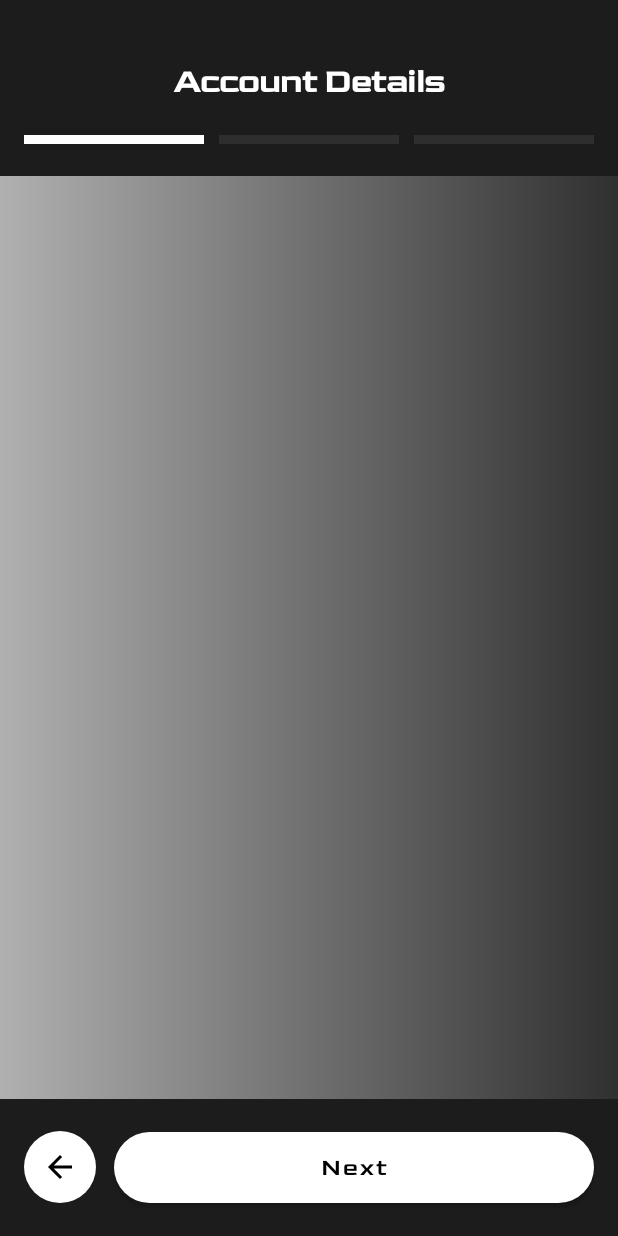
After one commit to Josecp03/Vetra-FitnessApp-TFG, an Android app: the UserSetUpActivity screen opened directly, with no data from a screen before it, on a phone screen of 412 x 824 dp. The commit adds this screen. Run offline under Robolectric (Android 15) with nearby library versions, the phone set to English and light mode, and no system bars.

Commit message:
Creando UserSetUpActivity

```diff
--- a/app/src/main/java/com/example/vetra_fitnessapp_tfg/view/activities/SignInActivity.java
+++ b/app/src/main/java/com/example/vetra_fitnessapp_tfg/view/activities/SignInActivity.java
@@ -6,6 +6,8 @@ import android.os.Bundle;
 import android.view.View;
 import android.view.ViewGroup;
 import android.widget.Toast;
+
+import androidx.activity.EdgeToEdge;
 import androidx.appcompat.app.AppCompatActivity;
 import com.example.vetra_fitnessapp_tfg.R;
 import com.google.android.material.bottomsheet.BottomSheetDialog;
@@ -21,6 +23,7 @@ public class SignInActivity extends AppCompatActivity {
     @Override
     protected void onCreate(Bundle savedInstanceState) {
         super.onCreate(savedInstanceState);
+        EdgeToEdge.enable(this);
         binding = ActivitySignInBinding.inflate(getLayoutInflater());
         setContentView(binding.getRoot());
 
--- /dev/null
+++ b/app/src/main/java/com/example/vetra_fitnessapp_tfg/view/activities/UserSetUpActivity.java
@@ -0,0 +1,36 @@
+package com.example.vetra_fitnessapp_tfg.view.activities;
+
+import android.content.Intent;
+import android.os.Bundle;
+import androidx.appcompat.app.AppCompatActivity;
+
+import com.example.vetra_fitnessapp_tfg.R;
+import com.example.vetra_fitnessapp_tfg.databinding.ActivityUserSetUpBinding;
+
+public class UserSetUpActivity extends AppCompatActivity {
+
+    private ActivityUserSetUpBinding binding;
+
+    @Override
+    protected void onCreate(Bundle savedInstanceState) {
+        super.onCreate(savedInstanceState);
+        binding = ActivityUserSetUpBinding.inflate(getLayoutInflater());
+        setContentView(binding.getRoot());
+
+        // Listener para el botón de volver
+        binding.buttonBack.setOnClickListener(v -> {
+
+            // Crear el intent para navegar a SignInActivity
+            Intent i = new Intent(UserSetUpActivity.this, SignUpActivity.class);
+
+            // Lanzar el intent
+            startActivity(i);
+
+            // Aplicar animación de transición
+            overridePendingTransition(R.anim.slide_in_left_fade, R.anim.slide_out_right_fade);
+
+        });
+
+
+    }
+}
--- /dev/null
+++ b/app/src/main/res/drawable/baseline_arrow_back_24.xml
@@ -0,0 +1,5 @@
+<vector xmlns:android="http://schemas.android.com/apk/res/android" android:autoMirrored="true" android:height="24dp" android:tint="#000000" android:viewportHeight="24" android:viewportWidth="24" android:width="24dp">
+
+    <path android:fillColor="@android:color/white" android:pathData="M20,11H7.83l5.59,-5.59L12,4l-8,8 8,8 1.41,-1.41L7.83,13H20v-2z"/>
+
+</vector>
--- /dev/null
+++ b/app/src/main/res/drawable/button_round_white.xml
@@ -0,0 +1,4 @@
+<shape xmlns:android="http://schemas.android.com/apk/res/android">
+    <solid android:color="@android:color/white"/>
+    <corners android:radius="1000dp"/>
+</shape>
--- /dev/null
+++ b/app/src/main/res/layout/activity_user_set_up.xml
@@ -0,0 +1,118 @@
+<?xml version="1.0" encoding="utf-8"?>
+<androidx.constraintlayout.widget.ConstraintLayout
+    xmlns:android="http://schemas.android.com/apk/res/android"
+    xmlns:app="http://schemas.android.com/apk/res-auto"
+    xmlns:tools="http://schemas.android.com/tools"
+    android:layout_width="match_parent"
+    android:layout_height="match_parent"
+    android:background="@drawable/gradient_background">
+
+    <!-- Encabezado con barra de progreso de pasos -->
+    <LinearLayout
+        android:id="@+id/progressSteps"
+        android:layout_width="match_parent"
+        android:layout_height="117dp"
+        android:background="@color/almost_black"
+        android:orientation="vertical"
+        android:padding="16dp"
+        app:layout_constraintTop_toTopOf="parent"
+        tools:ignore="MissingConstraints">
+
+        <TextView
+            android:id="@+id/title"
+            android:layout_width="match_parent"
+            android:layout_height="wrap_content"
+            android:layout_marginTop="25dp"
+            android:layout_marginBottom="10dp"
+            android:fontFamily="@font/goldman"
+            android:includeFontPadding="false"
+            android:text="@string/account_details"
+            android:textAlignment="center"
+            android:textAppearance="?android:textAppearanceLarge"
+            android:textColor="@android:color/white"
+            android:textStyle="bold" />
+
+        <!-- Progreso visual de pasos -->
+        <LinearLayout
+            android:layout_width="match_parent"
+            android:layout_height="wrap_content"
+            android:layout_marginTop="12dp"
+            android:orientation="horizontal">
+
+            <!-- Ejemplo de pasos -->
+            <View
+                android:id="@+id/step1"
+                android:layout_width="0dp"
+                android:layout_height="6dp"
+                android:layout_weight="1"
+                android:background="@color/white" />
+
+            <View
+                android:id="@+id/step2"
+                android:layout_width="0dp"
+                android:layout_height="6dp"
+                android:layout_marginStart="10dp"
+                android:layout_weight="1"
+                android:background="@color/dark_gray" />
+
+            <View
+                android:id="@+id/step3"
+                android:layout_width="0dp"
+                android:layout_height="6dp"
+                android:layout_marginStart="10dp"
+                android:layout_weight="1"
+                android:background="@color/dark_gray" />
+        </LinearLayout>
+    </LinearLayout>
+
+    <!-- Contenedor para los fragments -->
+    <FrameLayout
+        android:id="@+id/fragmentContainer"
+        android:layout_width="0dp"
+        android:layout_height="0dp"
+        app:layout_constraintTop_toBottomOf="@+id/progressSteps"
+        app:layout_constraintBottom_toTopOf="@+id/navigationLayout"
+        app:layout_constraintStart_toStartOf="parent"
+        app:layout_constraintEnd_toEndOf="parent"
+        android:padding="16dp" />
+
+    <!-- Navegación inferior -->
+    <LinearLayout
+        android:id="@+id/navigationLayout"
+        android:layout_width="match_parent"
+        android:layout_height="wrap_content"
+        android:background="@color/almost_black"
+        android:gravity="center"
+        android:orientation="horizontal"
+        android:padding="16dp"
+        app:layout_constraintBottom_toBottomOf="parent">
+
+        <ImageButton
+            android:id="@+id/buttonBack"
+            android:layout_width="48dp"
+            android:layout_height="48dp"
+            android:background="@drawable/button_round_white"
+            android:contentDescription="@string/back"
+            android:src="@drawable/baseline_arrow_back_24"
+            android:scaleType="centerInside" />
+
+
+        <com.google.android.material.button.MaterialButton
+            android:id="@+id/buttonNext"
+            android:layout_width="323dp"
+            android:layout_height="59dp"
+            android:layout_marginStart="12dp"
+            android:layout_weight="1"
+            android:fontFamily="@font/goldman"
+            android:includeFontPadding="false"
+            android:text="@string/next"
+            android:textAllCaps="false"
+            android:textColor="@android:color/black"
+            android:textSize="16sp"
+            app:backgroundTint="@color/white"
+            app:cornerRadius="25dp"
+            app:iconGravity="textStart"
+            app:iconPadding="10dp" />
+    </LinearLayout>
+
+</androidx.constraintlayout.widget.ConstraintLayout>
--- a/app/src/main/res/values/strings.xml
+++ b/app/src/main/res/values/strings.xml
@@ -26,4 +26,9 @@
     <string name="recover_password">Recover password</string>
     <string name="send_email">Send Mail</string>
     <string name="please_check_your_email_for_password_reset_instructions">Please check your email for password reset instructions.</string>
+    <!-- TODO: Remove or change this placeholder text -->
+    <string name="hello_blank_fragment">Hello blank fragment</string>
+    <string name="account_details">Account Details</string>
+    <string name="next">Next</string>
+    <string name="back">Back</string>
 </resources>
--- a/app/src/main/res/values/themes.xml
+++ b/app/src/main/res/values/themes.xml
@@ -11,7 +11,9 @@
         <item name="colorOnSecondary">@color/black</item>
         <!-- Status bar color. -->
         <item name="android:statusBarColor">?attr/colorPrimaryVariant</item>
-        <!-- Customize your theme here. -->
+
+        <item name="android:windowBackground">@color/almost_black</item>
+
     </style>
 
     <style name="BottomSheetDialogTheme" parent="Theme.Design.Light.BottomSheetDialog">
@@ -22,6 +24,11 @@
         <item name="android:background">@android:color/transparent</item>
     </style>
 
+    <style name="RoundedFull" parent="">
+        <item name="cornerSize">50%</item>
+    </style>
+
+
 
 
 </resources>
```
Also changed, not shown: app/src/main/AndroidManifest.xml (+8 -3 lines), app/src/main/java/com/example/vetra_fitnessapp_tfg/view/activities/SignUpActivity.java (+15 -0 lines), app/src/main/java/com/example/vetra_fitnessapp_tfg/view/fragments/BodyMetricsFragment.java (added, +66 -0 lines), app/src/main/java/com/example/vetra_fitnessapp_tfg/view/fragments/CalorieGoalFragment.java (added, +66 -0 lines), app/src/main/java/com/example/vetra_fitnessapp_tfg/view/fragments/PersonalInfoFragment.java (added, +66 -0 lines), app/src/main/res/layout/fragment_body_metrics.xml (added, +14 -0 lines), app/src/main/res/layout/fragment_calorie_goal.xml (added, +14 -0 lines), app/src/main/res/layout/fragment_personal_info.xml (added, +14 -0 lines).
